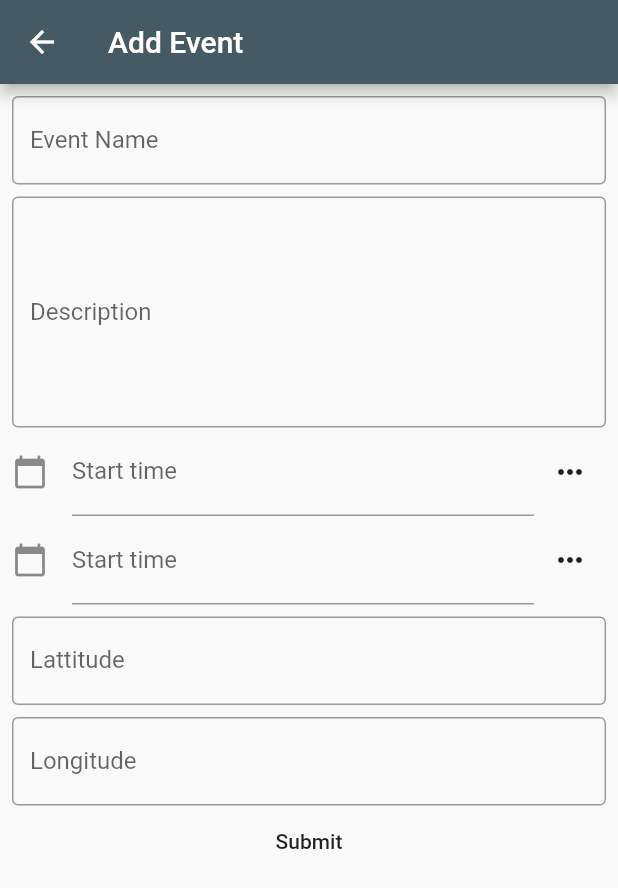
After one commit to TomCranitch/flutter-event-app, a Flutter app: the AddEventPage screen opened directly, on a phone screen of 412 x 824 dp. The commit adds this screen. Shown: the top 888 px of the screen. Run offline on Flutter 3.47's test engine with Material 2 defaults, Android fonts, the phone set to English and light mode, and no system bars; our stand-ins replace cloud_firestore, firebase_auth, firebase_messaging, google_sign_in, qr_flutter; missing offline and left inert: barcode_scan, flutter_fab_dialer; accounts and stored records are empty.

Commit message:
Added edit event page
Existing added event form was abstracted, and the edit event form and add event form now both utilise this editEventFrom.

```diff
--- /dev/null
+++ b/lib/widgets/edit_event_form.dart
@@ -0,0 +1,132 @@
+import 'dart:async';
+import 'package:intl/intl.dart';
+import 'package:flutter/material.dart';
+import 'package:intl/intl.dart';
+import '../widgets/calendar_picker.dart';
+import 'package:cloud_firestore/cloud_firestore.dart';
+
+class EditEventForm extends StatefulWidget {
+  @override
+  State<StatefulWidget> createState() => new EditEventFormState();
+
+  final void Function(Map<String, dynamic>) _submitFormCallback;
+  final Map _startingData;
+  EditEventForm(this._submitFormCallback, this._startingData);
+
+}
+
+class EditEventFormState extends State<EditEventForm> {
+  final GlobalKey<FormState> _formKey = new GlobalKey<FormState>();
+
+  num _latitude;
+  num _longitude;
+  final TextEditingController _startTimeController = new TextEditingController();
+  final TextEditingController _endTimeController = new TextEditingController();
+  final TextEditingController _titleController = new TextEditingController();
+  final TextEditingController _descriptionController = new TextEditingController();
+  final TextEditingController _latitudeController = new TextEditingController();
+  final TextEditingController _longitudeController = new TextEditingController();
+
+  @override
+  void initState() {
+    if(!(widget._startingData == null)) {
+      _startTimeController.text = DateFormat(CalendarPickerState.timeFormat).format(widget._startingData["start-time"]);
+      _endTimeController.text = DateFormat(CalendarPickerState.timeFormat).format(widget._startingData["end-time"]);
+      _titleController.text = widget._startingData["name"];
+      _descriptionController.text = widget._startingData["description"];
+      _latitudeController.text = widget._startingData["location"].latitude.toString();
+      _longitudeController.text = widget._startingData["location"].longitude.toString();
+    }
+    super.initState();
+  }
+
+  ///Submits the form
+  ///
+  /// The form fields are first validated, and then the event details are based
+  /// to a the [widget._submitFormCallback]
+  void submitForm () async {
+    final FormState form = _formKey.currentState;
+
+
+    if (form.validate()) {
+      form.save();
+
+      widget._submitFormCallback(<String, dynamic>{
+        "name": _titleController.text,
+        "description": _descriptionController.text,
+        "location": new GeoPoint(_latitude, _longitude),
+        "start-time": CalendarPickerState.stringToDate(_startTimeController.text),
+        "end-time": CalendarPickerState.stringToDate(_endTimeController.text)
+      });
+    }
+
+  }
+
+  @override
+  Widget build(BuildContext context) {
+    return new SingleChildScrollView(
+      child: new Padding(
+        padding: const EdgeInsets.all(8.0),
+        child: new Form(
+          //autovalidate: true,
+          key: _formKey,
+          child: new Column(
+            children: <Widget>[
+              new Padding(
+                padding: const EdgeInsets.only(bottom: 8.0),
+                child: new TextFormField(
+                  controller: _titleController,
+                  decoration: new InputDecoration(
+                    labelText: "Event Name",
+                    border: new OutlineInputBorder(),
+                  ),
+                  validator: (val) => val.length < 5 ? "Event name is too short" : null,
+                  //onSaved: (val) => _eventName = val,
+                ),
+              ),
+              new TextFormField(
+                controller: _descriptionController,
+                decoration: new InputDecoration(
+                  labelText: "Description",
+                  border: new OutlineInputBorder(),
+                ),
+                validator: (val) => val.isEmpty ? "Event description should not be empty" : null,
+                maxLines: 6,
+                //onSaved: (val) => _description = val,
+              ),
+              new CalendarPicker(_startTimeController),
+              new CalendarPicker(_endTimeController),
+              new Padding(
+                padding: const EdgeInsets.only(top: 8.0, bottom: 8.0),
+                child: new TextFormField(
+                  controller: _latitudeController,
+                  decoration: new InputDecoration(
+                    labelText: "Lattitude",
+                    //icon: new Icon(Icons.map),
+                    border: new OutlineInputBorder(),
+                  ),
+                  validator: (val) => double.parse(val, (e) => null) == null ? "Invalid longitude. Should be number." : null,
+                  onSaved: (val) => _latitude = double.parse(val, (e) => null),
+                ),
+              ),
+              new TextFormField(
+                controller: _longitudeController,
+                decoration: new InputDecoration(
+                  labelText: "Longitude",
+                  //icon: new Icon(Icons.map),
+                  border: new OutlineInputBorder(),
+                ),
+                validator: (val) => double.parse(val, (e) => null) == null ? "Invalid longitude. Should be number." : null,
+                onSaved: (val) => _longitude = double.parse(val, (e) => null),
+              ),
+              new MaterialButton(
+                onPressed: () => submitForm(),
+                child: new Text("Submit"),
+              )
+            ],
+          ),
+        ),
+      ),
+    );
+  }
+}
--- a/pubspec.yaml
+++ b/pubspec.yaml
@@ -15,6 +15,7 @@ dependencies:
   google_sign_in: "^2.1.2"
   firebase_auth: "^0.5.2"
   intl: "^0.15.6"
+  flutter_fab_dialer: "^0.0.5"
 
 dev_dependencies:
   flutter_test:
```
Also changed, not shown: lib/pages/add_event_page.dart (+4 -87 lines), lib/pages/edit_event_page.dart (added, +53 -0 lines), lib/pages/event_page.dart (+58 -8 lines), lib/widgets/calendar_picker.dart (+4 -4 lines), pubspec.lock.
